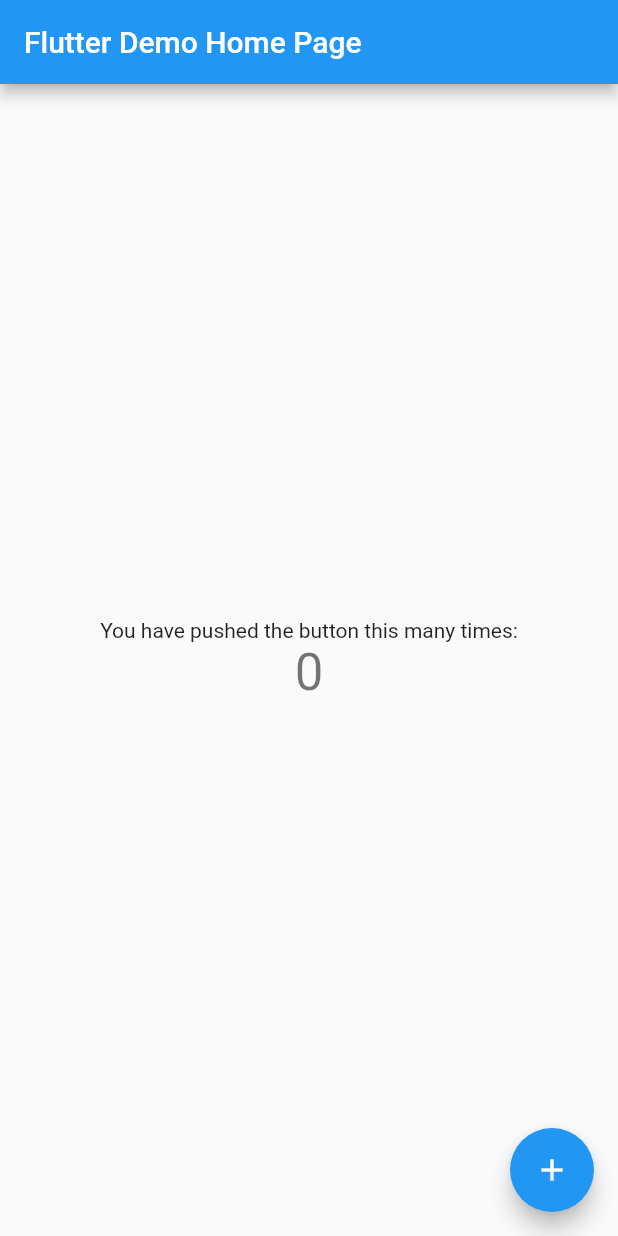
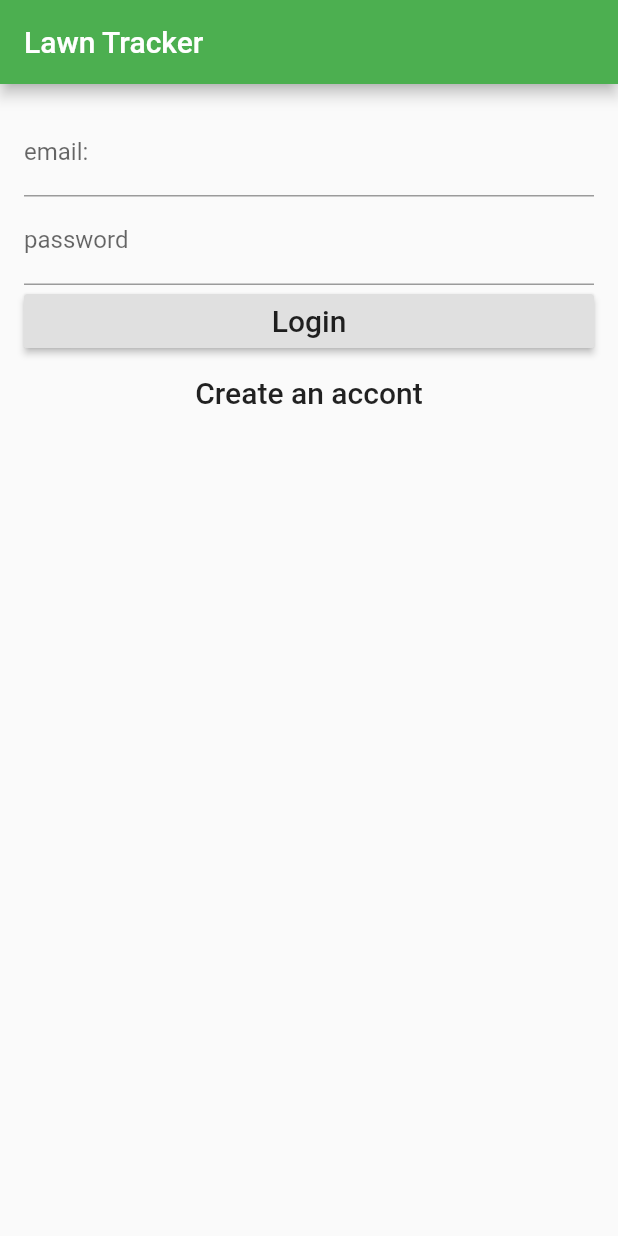
Before and after one commit to jpwardd/Lawn-Tracker-Flutter, a Flutter app: the screen it shows after launch, on a phone screen of 412 x 824 dp. Run offline on Flutter 3.47's test engine with Material 2 defaults, Android fonts, the phone set to English and light mode, and no system bars; our stand-ins replace firebase_auth; accounts and stored records are empty.

Commit message:
firebase_auth all hooked up, and login screen complete

```diff
--- /dev/null
+++ b/lib/login_page.dart
@@ -0,0 +1,115 @@
+import 'package:flutter/material.dart';
+import 'package:firebase_auth/firebase_auth.dart';
+
+class LoginPage extends StatefulWidget {
+
+  @override
+  State<StatefulWidget> createState() => new _LoginPageState();
+}
+
+enum FormType {
+  login,
+  register
+}
+class _LoginPageState extends State<LoginPage> {
+
+  final formKey = GlobalKey<FormState>();
+
+  String _email;
+  String _password;
+  FormType _formType = FormType.login;
+
+  bool validateAndSave() {
+    final form = formKey.currentState;
+    if (form.validate()) {
+      form.save();
+      return true;
+    }
+      return false;
+  }
+
+  void validateAndSubmit() async {
+    if (validateAndSave()) {
+      try {
+        FirebaseUser user = await FirebaseAuth.instance.signInWithEmailAndPassword(email: _email, password: _password);
+        print('signed in: ${user.uid}');
+      }
+      catch (error) {
+        print('error: $error');
+      }
+    }
+  }
+
+  void goToRegister() {
+    setState(() {
+      _formType = FormType.register;
+    });
+  }
+
+  void goToLogin() {
+    setState(() {
+      _formType = FormType.login;
+    });
+  }
+
+  @override
+    Widget build(BuildContext context) {
+      return new Scaffold(
+        appBar: new AppBar(
+          title: new Text('Lawn Tracker'),
+        ),
+        body: new Container(
+          padding: EdgeInsets.all(16.0),
+          child: new Form(
+            key: formKey,
+            child: Column(
+              crossAxisAlignment: CrossAxisAlignment.stretch,
+              children: buildInputs() + buildSubmitButtons()
+            ),
+          ),
+        ),
+      );
+    }
+
+    List<Widget> buildInputs() {
+      return [
+        new TextFormField(
+          decoration: new InputDecoration(labelText: 'email:'),
+          validator: (value) => value.isEmpty ? 'Email can\'t be empty' : null,
+          onSaved: (value) => _email = value,
+        ),
+        new TextFormField(
+          decoration: new InputDecoration(labelText: 'password'),
+          validator: (value) => value.isEmpty ? 'Password can\'t be empty' : null,
+          onSaved: (value) => _password = value,
+          obscureText: true,
+        ),
+      ];
+    }
+
+    List<Widget> buildSubmitButtons() {
+      if (_formType == FormType.login) {
+        return [
+          new RaisedButton(
+            child: new Text('Login', style: new TextStyle(fontSize: 20.0)),
+            onPressed: validateAndSubmit,
+          ),
+          new FlatButton(
+            child: new Text('Create an accont', style: new TextStyle(fontSize: 20.0),),
+            onPressed: goToRegister,
+          )
+        ];
+      } else {
+        return [
+         new RaisedButton(
+            child: new Text('Create an account', style: new TextStyle(fontSize: 20.0)),
+            onPressed: validateAndSubmit,
+          ),
+          new FlatButton(
+            child: new Text('Have an account? Login', style: new TextStyle(fontSize: 20.0),),
+            onPressed: goToLogin,
+          ),
+        ];
+      }
+    }
+}
--- a/lib/main.dart
+++ b/lib/main.dart
@@ -1,111 +1,21 @@
 import 'package:flutter/material.dart';
 
-void main() => runApp(MyApp());
+import './login_page.dart';
+
+void main() {
+  runApp(new MyApp());
+}
 
 class MyApp extends StatelessWidget {
-  // This widget is the root of your application.
-  @override
-  Widget build(BuildContext context) {
-    return MaterialApp(
-      title: 'Flutter Demo',
-      theme: ThemeData(
-        // This is the theme of your application.
-        //
-        // Try running your application with "flutter run". You'll see the
-        // application has a blue toolbar. Then, without quitting the app, try
-        // changing the primarySwatch below to Colors.green and then invoke
-        // "hot reload" (press "r" in the console where you ran "flutter run",
-        // or simply save your changes to "hot reload" in a Flutter IDE).
-        // Notice that the counter didn't reset back to zero; the application
-        // is not restarted.
-        primarySwatch: Colors.blue,
-      ),
-      home: MyHomePage(title: 'Flutter Demo Home Page'),
-    );
-  }
-}
-
-class MyHomePage extends StatefulWidget {
-  MyHomePage({Key key, this.title}) : super(key: key);
-
-  // This widget is the home page of your application. It is stateful, meaning
-  // that it has a State object (defined below) that contains fields that affect
-  // how it looks.
-
-  // This class is the configuration for the state. It holds the values (in this
-  // case the title) provided by the parent (in this case the App widget) and
-  // used by the build method of the State. Fields in a Widget subclass are
-  // always marked "final".
-
-  final String title;
 
   @override
-  _MyHomePageState createState() => _MyHomePageState();
+    Widget build(BuildContext context) {
+      return new MaterialApp(
+        title: 'Lawn Tracker',
+        theme: new ThemeData(
+          primarySwatch: Colors.green,
+        ),
+        home: new LoginPage(),
+      );
+    }
 }
-
-class _MyHomePageState extends State<MyHomePage> {
-  int _counter = 0;
-
-  void _incrementCounter() {
-    setState(() {
-      // This call to setState tells the Flutter framework that something has
-      // changed in this State, which causes it to rerun the build method below
-      // so that the display can reflect the updated values. If we changed
-      // _counter without calling setState(), then the build method would not be
-      // called again, and so nothing would appear to happen.
-      _counter++;
-    });
-  }
-
-  @override
-  Widget build(BuildContext context) {
-    // This method is rerun every time setState is called, for instance as done
-    // by the _incrementCounter method above.
-    //
-    // The Flutter framework has been optimized to make rerunning build methods
-    // fast, so that you can just rebuild anything that needs updating rather
-    // than having to individually change instances of widgets.
-    return Scaffold(
-      appBar: AppBar(
-        // Here we take the value from the MyHomePage object that was created by
-        // the App.build method, and use it to set our appbar title.
-        title: Text(widget.title),
-      ),
-      body: Center(
-        // Center is a layout widget. It takes a single child and positions it
-        // in the middle of the parent.
-        child: Column(
-          // Column is also layout widget. It takes a list of children and
-          // arranges them vertically. By default, it sizes itself to fit its
-          // children horizontally, and tries to be as tall as its parent.
-          //
-          // Invoke "debug painting" (press "p" in the console, choose the
-          // "Toggle Debug Paint" action from the Flutter Inspector in Android
-          // Studio, or the "Toggle Debug Paint" command in Visual Studio Code)
-          // to see the wireframe for each widget.
-          //
-          // Column has various properties to control how it sizes itself and
-          // how it positions its children. Here we use mainAxisAlignment to
-          // center the children vertically; the main axis here is the vertical
-          // axis because Columns are vertical (the cross axis would be
-          // horizontal).
-          mainAxisAlignment: MainAxisAlignment.center,
-          children: <Widget>[
-            Text(
-              'You have pushed the button this many times:',
-            ),
-            Text(
-              '$_counter',
-              style: Theme.of(context).textTheme.display1,
-            ),
-          ],
-        ),
-      ),
-      floatingActionButton: FloatingActionButton(
-        onPressed: _incrementCounter,
-        tooltip: 'Increment',
-        child: Icon(Icons.add),
-      ), // This trailing comma makes auto-formatting nicer for build methods.
-    );
-  }
-}
--- a/pubspec.yaml
+++ b/pubspec.yaml
@@ -19,6 +19,7 @@ dependencies:
   # The following adds the Cupertino Icons font to your application.
   # Use with the CupertinoIcons class for iOS style icons.
   cupertino_icons: ^0.1.2
+  firebase_auth: ^0.6.6
 
 dev_dependencies:
   flutter_test:
```
Also changed, not shown: 7 other files.
